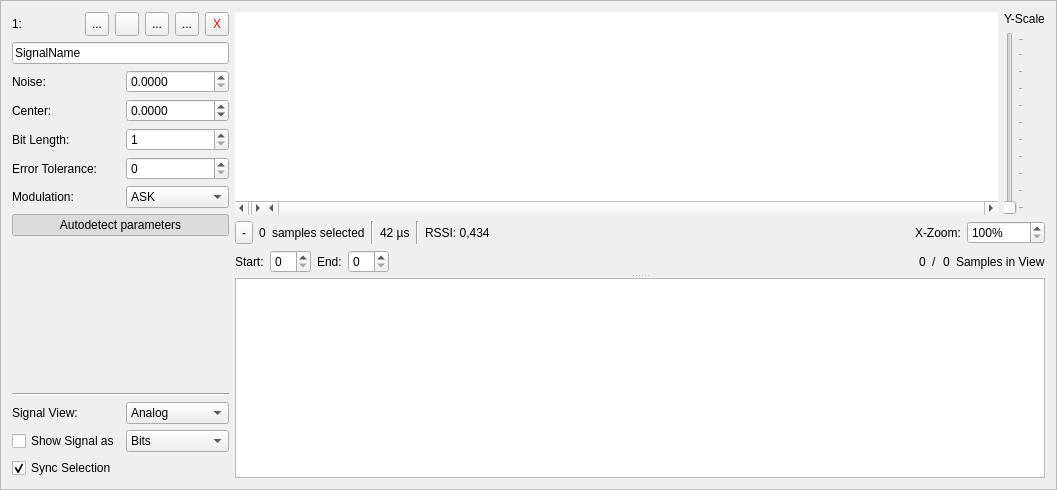
Before: the Qt Designer form ui/signal_frame.ui in jopohl/urh, drawn with Qt 5.
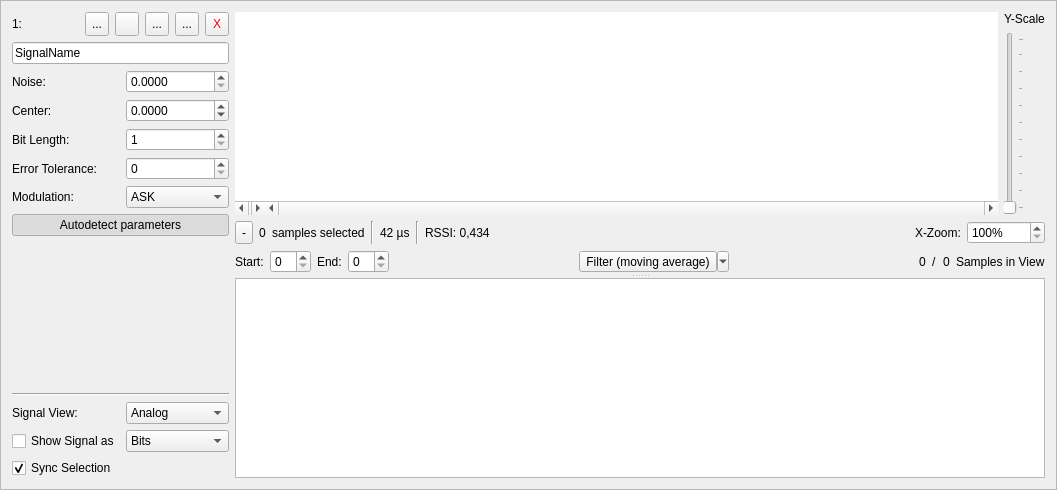
After: the same form once the commit is applied. Icons and pictures are not drawn. Custom widgets are drawn as their Qt base class.

Commit message: add filter dialog and class

```diff
--- a/ui/signal_frame.ui
+++ b/ui/signal_frame.ui
@@ -1002,6 +1002,38 @@
          <item>
           <widget class="QSpinBox" name="spinBoxSelectionEnd"/>
          </item>
+         <item>
+          <spacer name="horizontalSpacer">
+           <property name="orientation">
+            <enum>Qt::Horizontal</enum>
+           </property>
+           <property name="sizeHint" stdset="0">
+            <size>
+             <width>40</width>
+             <height>20</height>
+            </size>
+           </property>
+          </spacer>
+         </item>
+         <item>
+          <widget class="QToolButton" name="btnFilter">
+           <property name="text">
+            <string>Filter (moving average)</string>
+           </property>
+           <property name="icon">
+            <iconset theme="view-filter"/>
+           </property>
+           <property name="popupMode">
+            <enum>QToolButton::MenuButtonPopup</enum>
+           </property>
+           <property name="toolButtonStyle">
+            <enum>Qt::ToolButtonTextBesideIcon</enum>
+           </property>
+           <property name="arrowType">
+            <enum>Qt::NoArrow</enum>
+           </property>
+          </widget>
+         </item>
          <item>
           <spacer name="horizontalSpacer_2">
            <property name="orientation">
```
Left out of the diff: 3 changed lines with no effect on the pictures. The commit also changes 9 other files.
